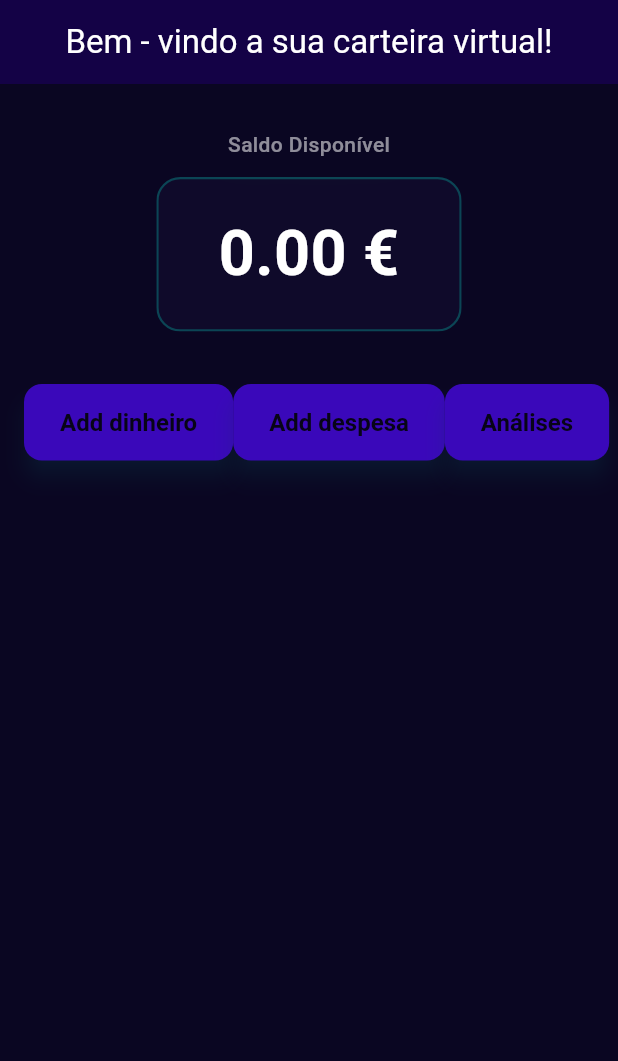
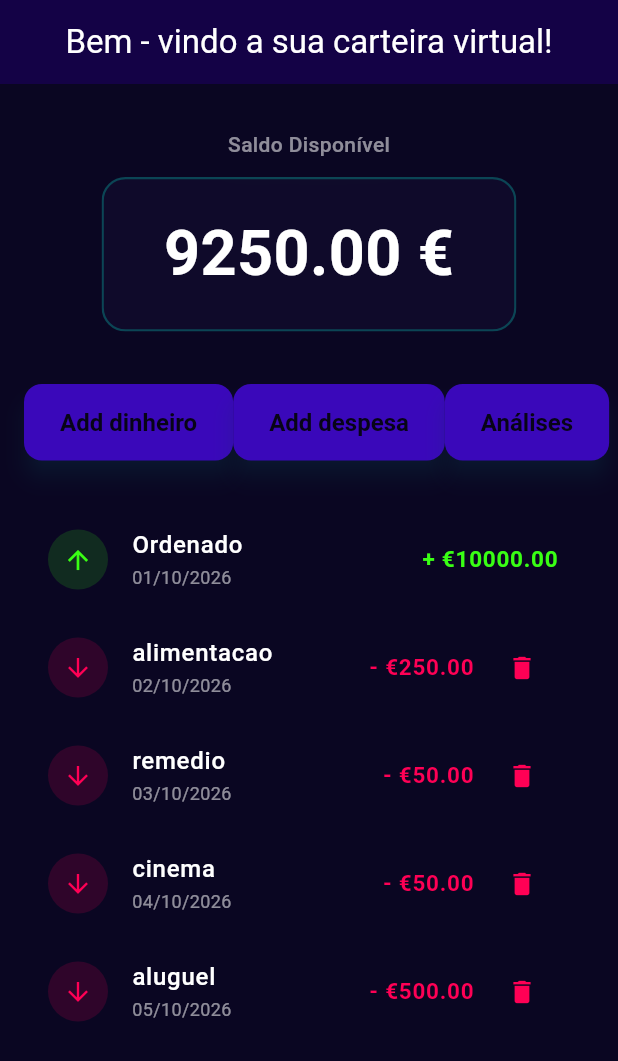
Before and after one commit to Camilaliol/wallet, a Flutter app: the screen it shows after launch, on a phone screen of 412 x 824 dp. Shown: the top 1061 px of the screen. Run offline on Flutter 3.47's test engine with Material 3 defaults, Android fonts, the phone set to English and light mode, and no system bars; our stand-ins replace currency_text_input_formatter, fl_chart.

```diff
--- a/app/lib/paginas/add_dinheiro.dart
+++ b/app/lib/paginas/add_dinheiro.dart
@@ -57,7 +57,7 @@ class _AddDinheiroState extends State<AddDinheiro> {
     final Map<String, dynamic> deposito = {
       //local onde as variaveis estao sendo agrupadas para criaçao de uma lista
       'descricao': _descricao.text,
-      'valor': _formatter, // Convertendo o valor para string
+      'valor': _formatter.getDouble(), // Convertendo o valor para string
       'data': _data.text,
       //'categoria': _categoria.text,
       'tipos': 'deposito,',
--- a/app/lib/paginas/principal.dart
+++ b/app/lib/paginas/principal.dart
@@ -15,9 +15,45 @@ class Principal extends StatefulWidget {
 }
 
 class _PrincipalState extends State<Principal> {
-  final List<Map<String, dynamic>> _historico = [];
+  final List<Map<String, dynamic>> _historico = [
+    // {'descricao': 'Salario', 'valor': 2000, 'data': }
+    {
+      'descricao': 'Ordenado',
+      'valor': 10000.00,
+      'data': '01/10/2026',
+      'tipos': 'deposito',
+    },
+    {
+      'descricao': 'alimentacao',
+      'valor': 250.00,
+      'data': '02/10/2026',
+      'categoria': 'Alimentação',
+      'tipos': 'despesa,',
+    },
+    {
+      'descricao': 'remedio',
+      'valor': 50.00,
+      'data': '03/10/2026',
+      'categoria': 'Saúde',
+      'tipos': 'despesa,',
+    },
+    {
+      'descricao': 'cinema',
+      'valor': 50.00,
+      'data': '04/10/2026',
+      'categoria': 'Lazer',
+      'tipos': 'despesa,',
+    },
+    {
+      'descricao': 'aluguel',
+      'valor': 500.00,
+      'data': '05/10/2026',
+      'categoria': 'Moradia e Contas',
+      'tipos': 'despesa,',
+    },
+  ];
 
-  double _saldo = 0;
+  double _saldo = 9250.00;
 
   void _abrirAddDinheiro() async {
     final deposito = await Navigator.push(
@@ -31,24 +67,25 @@ class _PrincipalState extends State<Principal> {
       });
 
       setState(() {
-        _saldo += deposito['valor'].getDouble();
+        _saldo += deposito['valor'];
       });
     }
   }
 
   void _abrirAddDespesa() async {
-    final deposito = await Navigator.push(
+    final despesa = await Navigator.push(
       context,
       MaterialPageRoute(builder: (context) => const AddDespesa()),
     );
 
-    if (deposito != null) {
+    if (despesa != null) {
+      print(despesa);
       setState(() {
-        _historico.add(deposito);
+        _historico.add(despesa);
       });
 
       setState(() {
-        _saldo -= deposito['valor'].getDouble();
+        _saldo -= despesa['valor'];
       });
     }
   }
@@ -56,7 +93,7 @@ class _PrincipalState extends State<Principal> {
   void _removerItem(int index) {
     setState(() {
       final itemRemovido = _historico[index];
-      double valorDinheiro = itemRemovido['valor'].getDouble();
+      double valorDinheiro = itemRemovido['valor'];
 
       if (itemRemovido['tipos'] == 'despesa,') {
         _saldo += valorDinheiro;
@@ -151,11 +188,9 @@ class _PrincipalState extends State<Principal> {
                     final item = _historico[index];
                     String valorMostrar;
                     if (item['tipos'] == 'despesa,') {
-                      valorMostrar =
-                          "- €${item['valor'].getDouble().toStringAsFixed(2)}";
+                      valorMostrar = "- €${item['valor'].toStringAsFixed(2)}";
                     } else {
-                      valorMostrar =
-                          "+ €${item['valor'].getDouble().toStringAsFixed(2)}";
+                      valorMostrar = "+ €${item['valor'].toStringAsFixed(2)}";
                     }
                     return ListTile(
                       leading: CircleAvatar(
```
Also changed, not shown: app/lib/categorias.dart (added, +23 -0 lines), app/lib/paginas/add_despesa.dart (+4 -13 lines), app/lib/paginas/analises.dart (+5 -44 lines).
